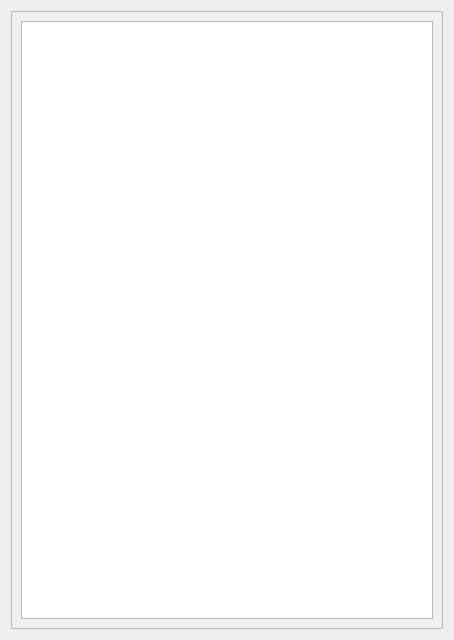
Qt form src/pulsarlist.ui (vtyulb/BSA-Analytics) before a commit.
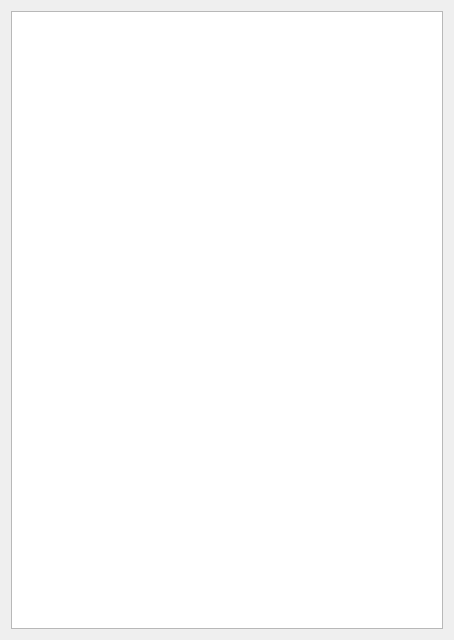
The same form after that commit.

```diff
--- a/src/pulsarlist.ui
+++ b/src/pulsarlist.ui
@@ -21,25 +21,10 @@
   </property>
   <layout class="QVBoxLayout" name="verticalLayout">
    <item>
-    <widget class="QScrollArea" name="scrollArea">
-     <property name="widgetResizable">
-      <bool>true</bool>
+    <widget class="QTableWidget" name="tableWidget">
+     <property name="horizontalScrollBarPolicy">
+      <enum>Qt::ScrollBarAlwaysOff</enum>
      </property>
-     <widget class="QWidget" name="scrollAreaWidgetContents">
-      <property name="geometry">
-       <rect>
-        <x>0</x>
-        <y>0</y>
-        <width>434</width>
-        <height>620</height>
-       </rect>
-      </property>
-      <layout class="QVBoxLayout" name="verticalLayout_2">
-       <item>
-        <widget class="QTableWidget" name="tableWidget"/>
-       </item>
-      </layout>
-     </widget>
     </widget>
    </item>
   </layout>
```
